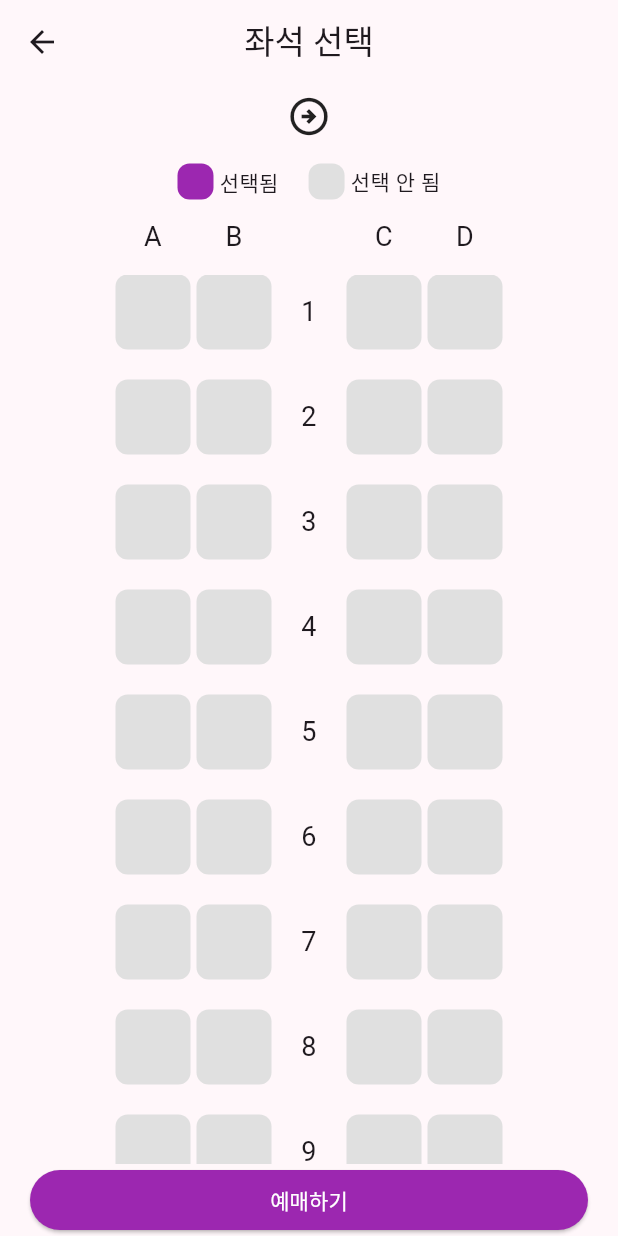
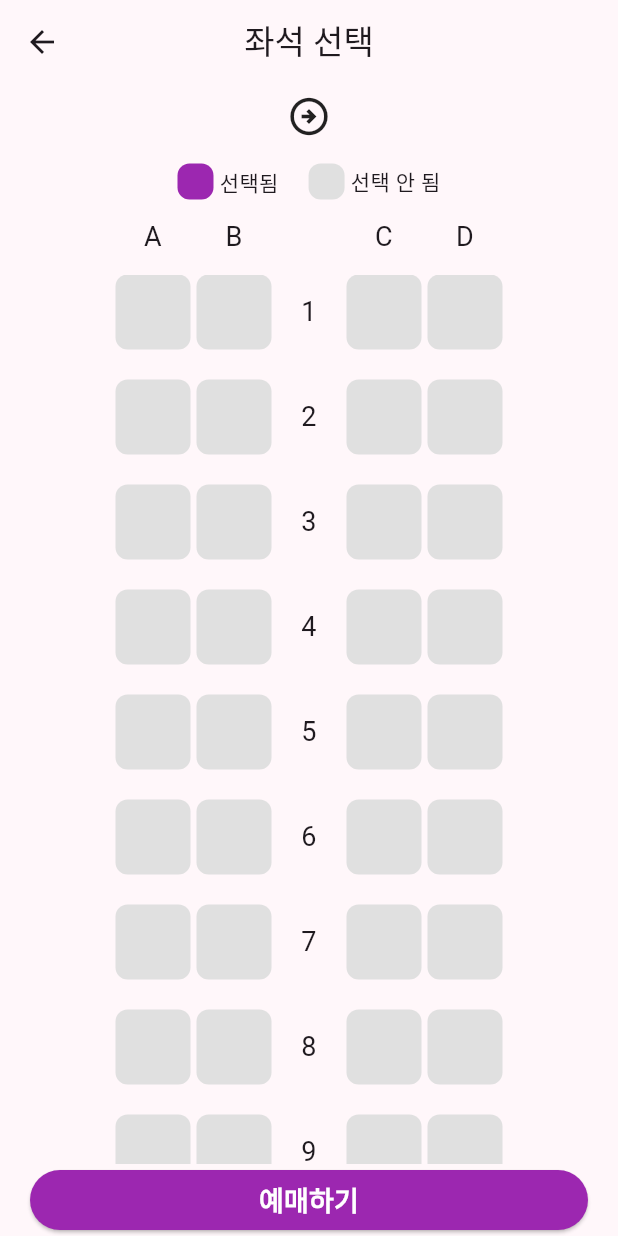
Before and after one commit to marion419/flutter_train_app, a Flutter app: the SeatPage screen opened directly with empty values, on a phone screen of 412 x 824 dp. Run offline on Flutter 3.47's test engine with Material 3 defaults, Android fonts, the phone set to English and light mode, and no system bars.

Commit message:
예매하기 버튼 스타일 수정

```diff
--- a/lib/pages/seat/seat_page.dart
+++ b/lib/pages/seat/seat_page.dart
@@ -131,7 +131,12 @@ class _SeatPageState extends State<SeatPage> {
                     return PaymentPage();
                   }));
                 },
-                child: Text('예매하기')
+                child: Text('예매하기',
+                  style: TextStyle(
+                    fontSize: 18,
+                    fontWeight: FontWeight.bold
+                  ),
+                )
               ),
             )
           ],
```
